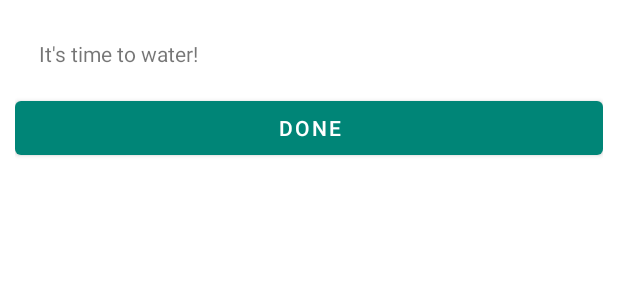
After one commit to smgbx/Plant, an Android app: the layout fragment_dialog.xml on its own in the app's theme, with its tools: preview values and no code run, on a phone screen of 412 x 824 dp. The commit adds this screen. Shown: the top 300 px of the screen. Run offline under Robolectric (Android 15) with nearby library versions, the phone set to English and light mode, and no system bars.

Commit message:
Added notification for watering alert.

```diff
--- a/app/src/main/java/com/example/plantv2/alarm/TimePickerHelper.kt
+++ b/app/src/main/java/com/example/plantv2/alarm/TimePickerHelper.kt
@@ -27,11 +27,6 @@ class TimePickerHelper(
         dialog.updateTime(hourOfDay, minute)
         dialog.show()
     }
-
-    fun getHour(){
-        //dialog.
-    }
-
     interface Callback {
         fun onTimeSelected(hourOfDay: Int, minute: Int)
     }
--- /dev/null
+++ b/app/src/main/res/layout/fragment_dialog.xml
@@ -0,0 +1,21 @@
+<?xml version="1.0" encoding="utf-8"?>
+<LinearLayout xmlns:android="http://schemas.android.com/apk/res/android"
+    android:layout_width="match_parent"
+    android:layout_height="match_parent"
+    android:orientation="vertical"
+    android:padding="10dp">
+
+    <TextView
+        android:id="@+id/title"
+        android:layout_width="wrap_content"
+        android:layout_height="wrap_content"
+        android:layout_margin="16dp"
+        android:text="It's time to water!" />
+
+    <Button
+        android:id="@+id/btnDone"
+        android:layout_width="match_parent"
+        android:layout_height="wrap_content"
+        android:text="Done" />
+
+</LinearLayout>
```
Also changed, not shown: app/src/main/AndroidManifest.xml (+5 -3 lines), app/src/main/java/com/example/plantv2/alarm/AlarmReceiver.kt (+46 -6 lines), app/src/main/java/com/example/plantv2/alarm/NotificationHelper.kt (added, +68 -0 lines), app/src/main/java/com/example/plantv2/ui/AddProfileFragment.kt (+59 -4 lines).
